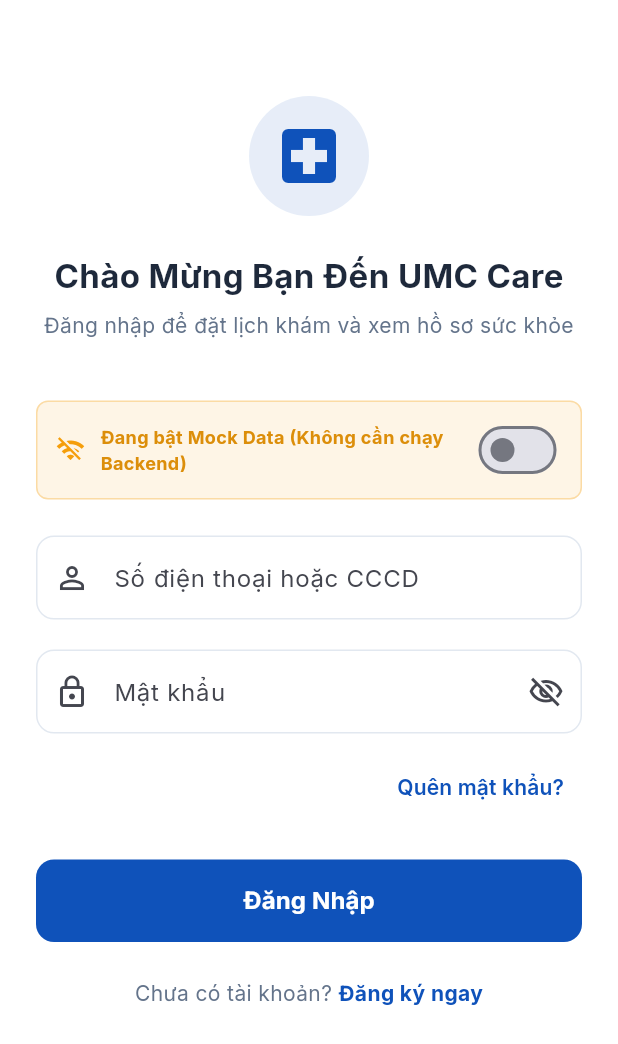
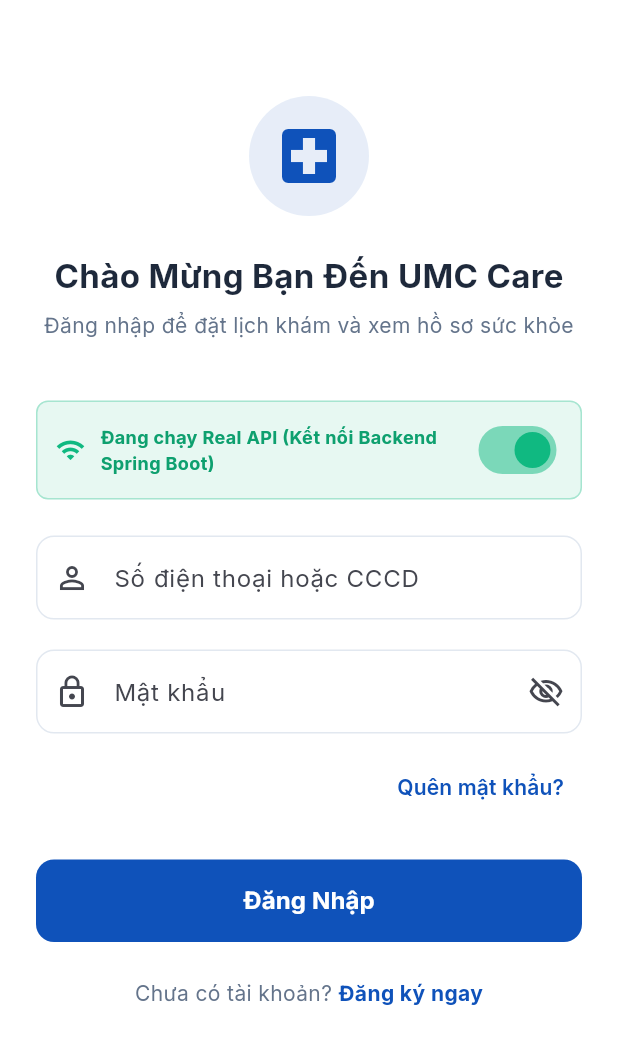
Before and after one commit to VoAnhThien/clinic-management-system, a Flutter app: the screen it shows after launch, on a phone screen of 412 x 824 dp. Shown: the top 1044 px of the screen. Run offline on Flutter 3.47's test engine with Material 3 defaults, Android fonts, the phone set to English and light mode, and no system bars; our stand-ins replace google_fonts, shared_preferences.

Commit message:
fix bug log/reg

```diff
--- a/clinic_booking_patient_app/lib/constants.dart
+++ b/clinic_booking_patient_app/lib/constants.dart
@@ -18,14 +18,10 @@
   static const String appName = 'UMC Care';
 
   // Base API URL
-  // Use Render backend in web/release builds; keep localhost/emulator for development.
-  // - Web / Release: use deployed backend
-  // - Debug on emulator: use Android emulator host 10.0.2.2
-  // - Debug on web: you can still use localhost if running backend locally
   static String apiBaseUrl = (kIsWeb || kReleaseMode)
       ? 'https://clinic-management-system-82ar.onrender.com/api'
       : 'http://10.0.2.2:8080/api';
-  static bool useMockData = true; // Easily toggle mock data vs real backend APIs
+  static bool useMockData = false;
 }
 
 // Sample Mock Data matching Backend Schema
```
Also changed, not shown: clinic_booking_patient_app/lib/auth_provider.dart (+5 -3 lines), 1 other file.
